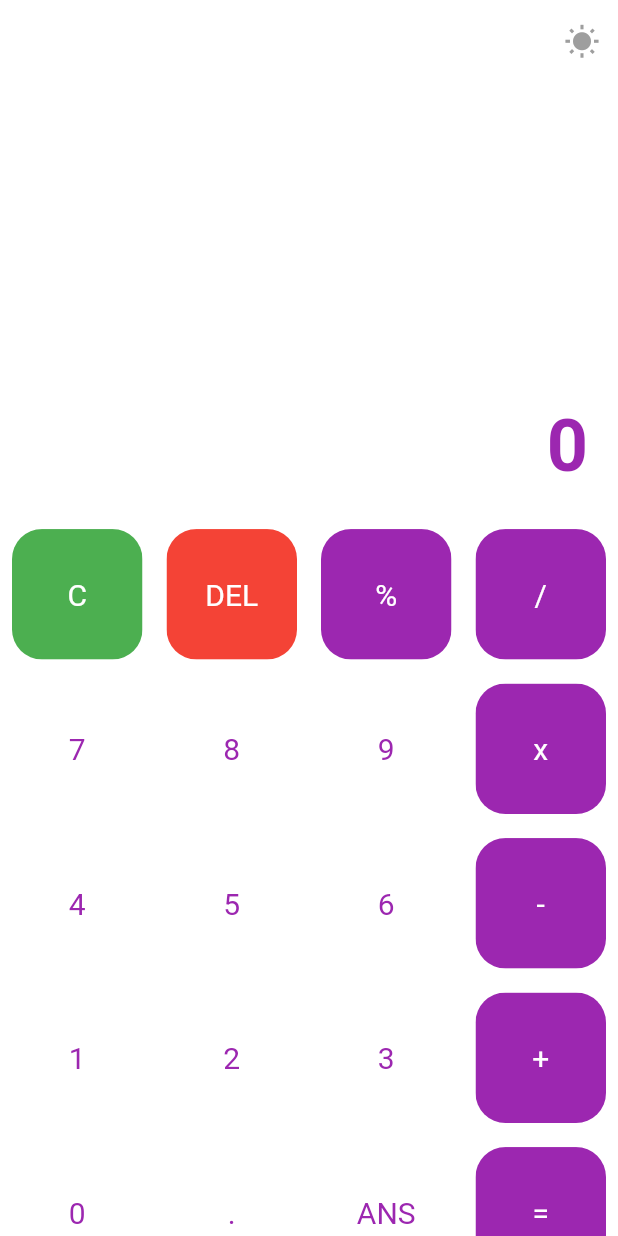
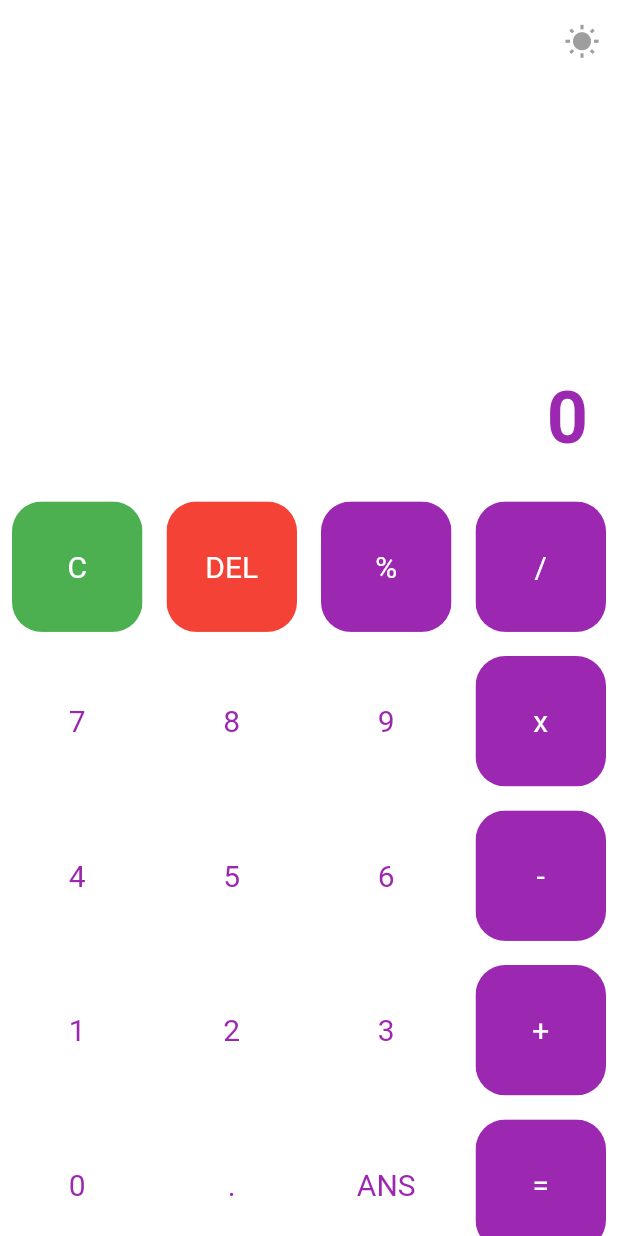
Before and after one commit to Deepak-coder80/CALCULATOR, a Flutter app: the screen it shows after launch, on a phone screen of 412 x 824 dp. Run offline on Flutter 3.47's test engine with Material 2 defaults, Android fonts, the phone set to English and light mode, and no system bars; our stand-ins replace math_expressions, shared_preferences; Roboto replaces fonts that are missing (Montserrat).

Commit message:
screen issue fixed

```diff
--- a/lib/screens/home_screen.dart
+++ b/lib/screens/home_screen.dart
@@ -94,12 +94,13 @@ class _HomeScreenState extends State<HomeScreen> {
               ),
             ],
           ),
-          body: Column(
+          body: SafeArea(
+            child: Column(
               mainAxisAlignment: MainAxisAlignment.center,
               children: [
                 //display the user input
                 SizedBox(
-                height: MediaQuery.of(context).size.height / 7,
+                  height: MediaQuery.of(context).size.height / 8.3,
                 ),
                 Container(
                   padding: const EdgeInsets.all(20),
@@ -213,6 +214,7 @@ class _HomeScreenState extends State<HomeScreen> {
                 ),
               ],
             ),
+          ),
         );
       },
     );
```
Lines whose indentation alone changed are shown as unchanged.
